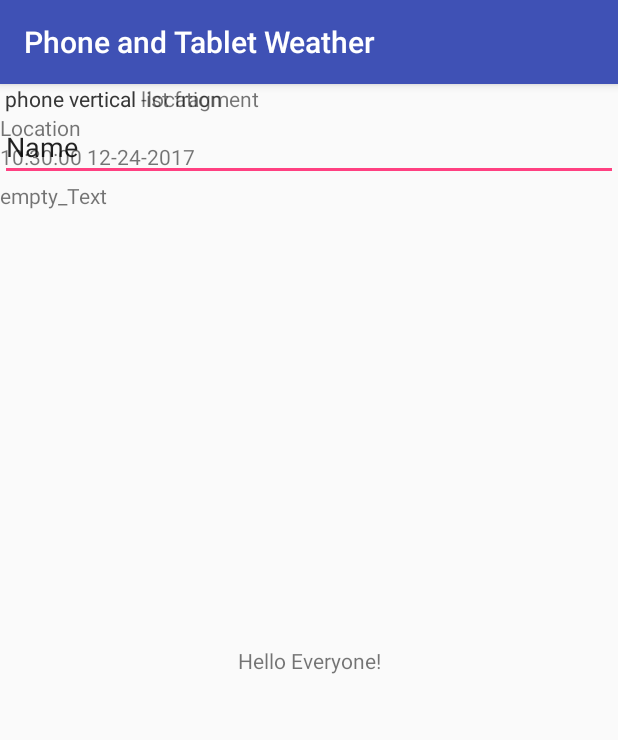
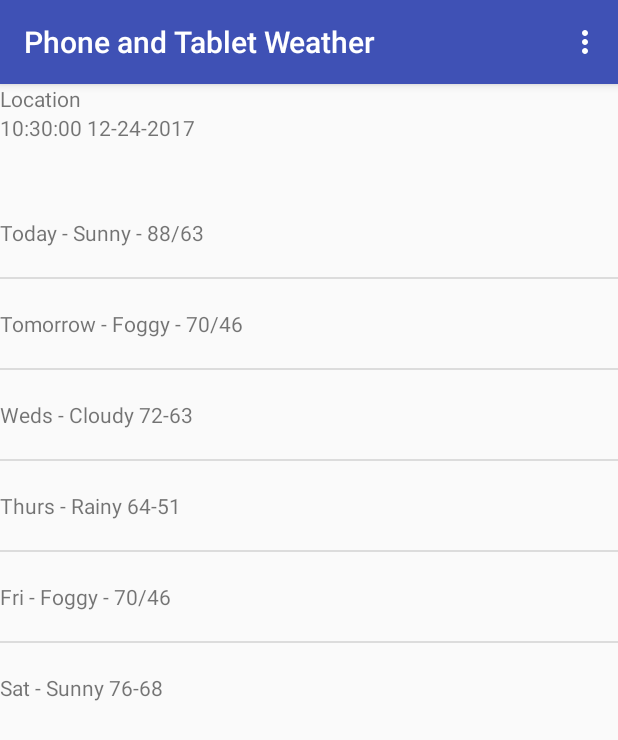
Before and after one commit to John-Sawicki/PhoneandTabletWeather, an Android app: the screen it shows after launch (MainActivity), on a phone screen of 412 x 824 dp. Shown: the top 740 px of the screen. Run offline under Robolectric (Android 15) with nearby library versions, the phone set to English and light mode, and no system bars.

Commit message:
loc and list default frag for phone vert

```diff
--- a/app/src/main/AndroidManifest.xml
+++ b/app/src/main/AndroidManifest.xml
@@ -1,7 +1,7 @@
 <?xml version="1.0" encoding="utf-8"?>
 <manifest xmlns:android="http://schemas.android.com/apk/res/android"
           package="app.cominjohnsawickitrkhp_identity_photo.linkedin.httpswww.phoneandtabletweather">
-
+    <uses-permission android:name="android.permission.INTERNET" />
     <application
         android:allowBackup="true"
         android:icon="@mipmap/ic_launcher"
--- a/app/src/main/java/app/cominjohnsawickitrkhp_identity_photo/linkedin/httpswww/phoneandtabletweather/DetailFragment.java
+++ b/app/src/main/java/app/cominjohnsawickitrkhp_identity_photo/linkedin/httpswww/phoneandtabletweather/DetailFragment.java
@@ -3,6 +3,7 @@ package app.cominjohnsawickitrkhp_identity_photo.linkedin.httpswww.phoneandtable
 import android.app.Fragment;
 import android.os.Bundle;
 import android.support.annotation.Nullable;
+import android.util.Log;
 import android.view.LayoutInflater;
 import android.view.View;
 import android.view.ViewGroup;
@@ -28,4 +29,10 @@ public class DetailFragment extends Fragment{
 
     public DetailFragment() {
     }
+    public void updateDetail(String[] formattedString) {
+        this.formattedString = formattedString;
+        for (int i = 0; i < formattedString.length; i++) {
+            Log.d(i + " ", formattedString[i]);
+        }
+    }
 }
--- a/app/src/main/java/app/cominjohnsawickitrkhp_identity_photo/linkedin/httpswww/phoneandtabletweather/ListFragment.java
+++ b/app/src/main/java/app/cominjohnsawickitrkhp_identity_photo/linkedin/httpswww/phoneandtabletweather/ListFragment.java
@@ -36,7 +36,7 @@ public class ListFragment extends Fragment {
                 "Fri - Foggy - 70/46",
                 "Sat - Sunny 76-68"};
         List<String> weekForecast = new ArrayList<String>(Arrays.asList(weather));
-        mArrayAdapter = new ArrayAdapter<String>(getActivity(), R.layout.weather_listview,R.id.weather_text_view);
+        mArrayAdapter = new ArrayAdapter<String>(getActivity(), R.layout.weather_listview, weekForecast);
         ListView listView = (ListView)view.findViewById(R.id.arrayView);
         View emptyView = view.findViewById(R.id.empty);
         listView.setEmptyView(emptyView);
--- a/app/src/main/java/app/cominjohnsawickitrkhp_identity_photo/linkedin/httpswww/phoneandtabletweather/LocationFragment.java
+++ b/app/src/main/java/app/cominjohnsawickitrkhp_identity_photo/linkedin/httpswww/phoneandtabletweather/LocationFragment.java
@@ -14,7 +14,7 @@ import java.util.Date;
 
 public class LocationFragment extends Fragment {
     TextView time, location;
-    String userTime="";
+    String userTime=" ";
     @Nullable
     @Override
     public View onCreateView(LayoutInflater inflater, @Nullable ViewGroup container, Bundle savedInstanceState) {
@@ -28,6 +28,7 @@ public class LocationFragment extends Fragment {
         time.setText(userTime);
         return view;
     }
+    /*
     public void updateLocation(String[] formattedString){
         location.setText(formattedString[0]);
     }
@@ -41,5 +42,5 @@ public class LocationFragment extends Fragment {
         time.setText(savedInstanceState.getString("userTime"));
         super.onViewStateRestored(savedInstanceState);
     }
-
+*/
 }
--- a/app/src/main/res/layout/activity_main.xml
+++ b/app/src/main/res/layout/activity_main.xml
@@ -1,20 +1,12 @@
 <?xml version="1.0" encoding="utf-8"?>
-<android.support.constraint.ConstraintLayout
+<LinearLayout
     xmlns:android="http://schemas.android.com/apk/res/android"
     xmlns:app="http://schemas.android.com/apk/res-auto"
     xmlns:tools="http://schemas.android.com/tools"
     android:layout_width="match_parent"
     android:layout_height="match_parent"
+    android:orientation="vertical"
     tools:context="app.cominjohnsawickitrkhp_identity_photo.linkedin.httpswww.phoneandtabletweather.MainActivity">
-
-    <TextView
-        android:layout_width="wrap_content"
-        android:layout_height="wrap_content"
-        android:text="@string/hello_everyone"
-        app:layout_constraintBottom_toBottomOf="parent"
-        app:layout_constraintLeft_toLeftOf="parent"
-        app:layout_constraintRight_toRightOf="parent"
-        app:layout_constraintTop_toTopOf="parent"/>
     <FrameLayout
         android:layout_width="match_parent"
         android:layout_height="0dp"
@@ -33,4 +25,4 @@
         android:id="@+id/detail_fragment">
     </FrameLayout>
 
-</android.support.constraint.ConstraintLayout>
+</LinearLayout>
--- a/app/src/main/res/layout/list_fragment.xml
+++ b/app/src/main/res/layout/list_fragment.xml
@@ -3,19 +3,6 @@
               android:orientation="vertical"
               android:layout_width="match_parent"
               android:layout_height="match_parent">
-    <TextView
-        android:layout_width="wrap_content"
-        android:layout_height="wrap_content"
-        android:text=" phone vertical list fragment"
-        android:id="@+id/detail_update"/>
-    <EditText
-        android:layout_width="match_parent"
-        android:layout_height="wrap_content"
-        android:inputType="text"
-        android:text="Name"
-        android:ems="10"
-        android:hint="Zip Code"
-        android:id="@+id/enterZip" />
     <FrameLayout
         android:layout_width="wrap_content"
         android:layout_height="wrap_content">
@@ -30,4 +17,5 @@
             android:id="@+id/empty"
             android:visibility="gone"/>
     </FrameLayout>
+
 </LinearLayout>
--- a/app/src/main/res/layout/location_fragment.xml
+++ b/app/src/main/res/layout/location_fragment.xml
@@ -3,10 +3,6 @@
               android:orientation="vertical"
               android:layout_width="match_parent"
               android:layout_height="match_parent">
-    <TextView
-        android:layout_width="wrap_content"
-        android:layout_height="wrap_content"
-        android:text=" phone vertical -location"/>
     <TextView
         android:layout_width="wrap_content"
         android:layout_height="wrap_content"
--- /dev/null
+++ b/app/src/main/res/menu/zip.xml
@@ -0,0 +1,9 @@
+<?xml version="1.0" encoding="utf-8"?>
+<menu xmlns:android="http://schemas.android.com/apk/res/android">
+    <item
+        android:id="@+id/refresh_item"
+        android:title="Refresh" />
+    <item
+        android:id="@+id/settings_item"
+        android:title="Change Units" />
+</menu>
```
Also changed, not shown: app/src/main/java/app/cominjohnsawickitrkhp_identity_photo/linkedin/httpswww/phoneandtabletweather/MainActivity.java (+87 -0 lines).
